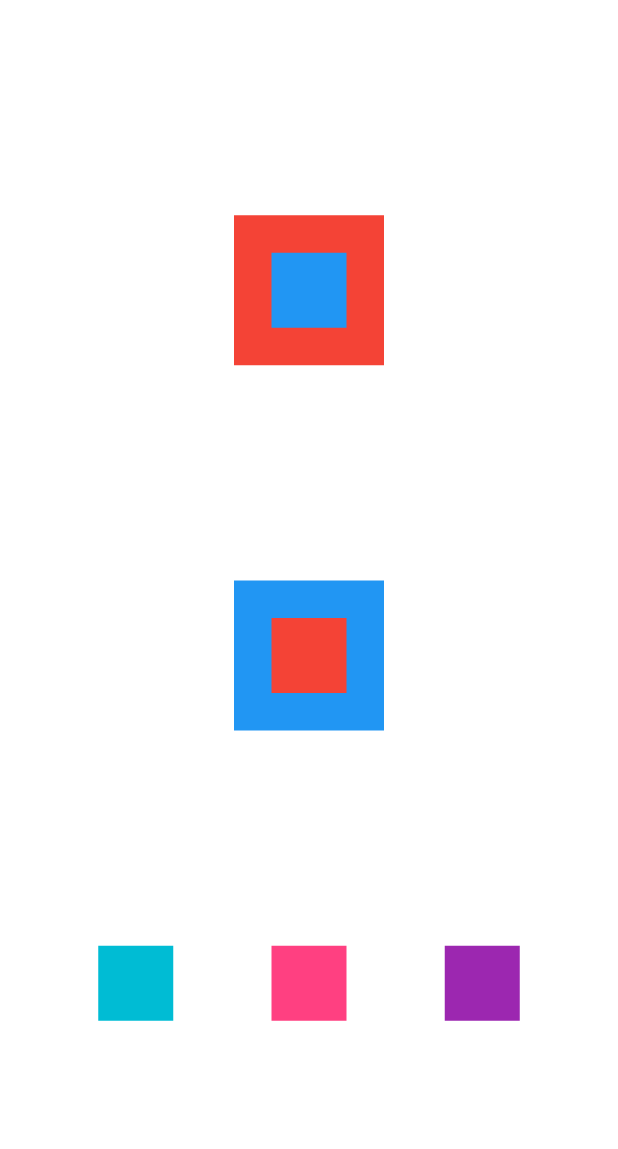
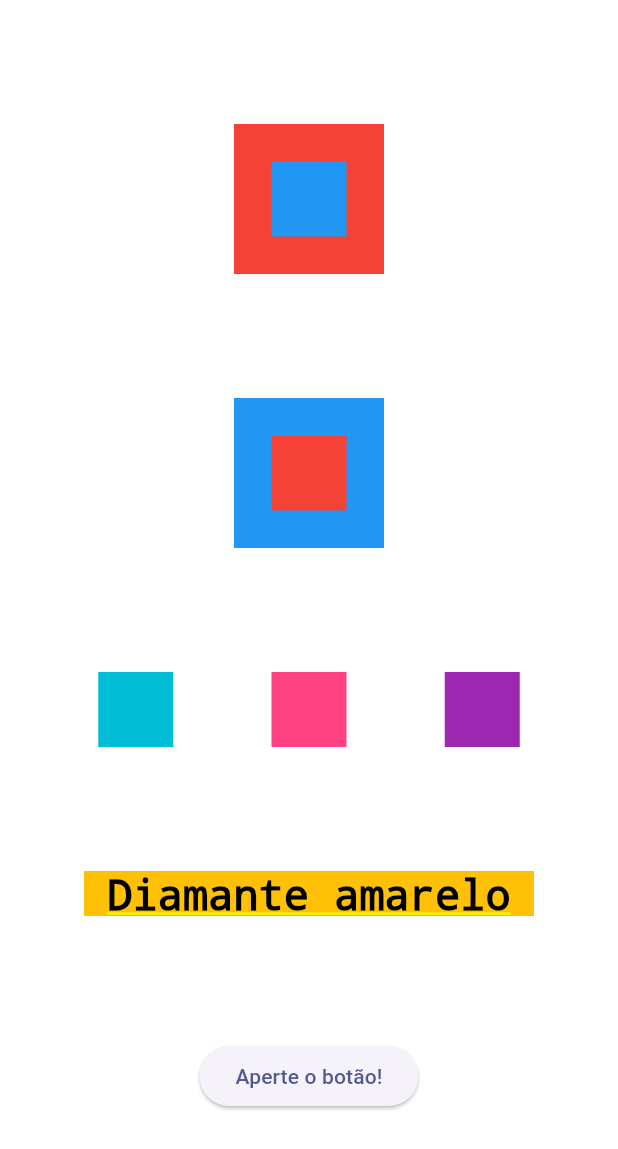
Before and after one commit to TharllysonSilva/Widgets_Stateless_Stateful_Imagens_Animacoes, a Flutter app: the screen it shows after launch, on a phone screen of 412 x 824 dp. Shown: the top 1149 px of the screen. Run offline on Flutter 3.47's test engine with Material 2 defaults, Android fonts, the phone set to English and light mode, and no system bars.

Commit message:
ElevatedButton

```diff
--- a/lib/main.dart
+++ b/lib/main.dart
@@ -73,7 +73,26 @@ class MyApp extends StatelessWidget {
                       width: 50,
                     )
                   ],
-                )
+                ),
+                Container(
+                  color: Colors.amber,
+                  height: 30,
+                  width: 300,
+                  child: Text(
+                    'Diamante amarelo',
+                    style: TextStyle(
+                      color: Colors.black,
+                      fontSize: 28,
+                    ),
+                    textAlign: TextAlign.center,
+                  ),
+                ),
+                ElevatedButton(
+                  onPressed: () {
+                    print('Você apertou o botão');
+                  },
+                  child: Text('Aperte o botão!'),
+                ),
               ],
             )));
   }
```
